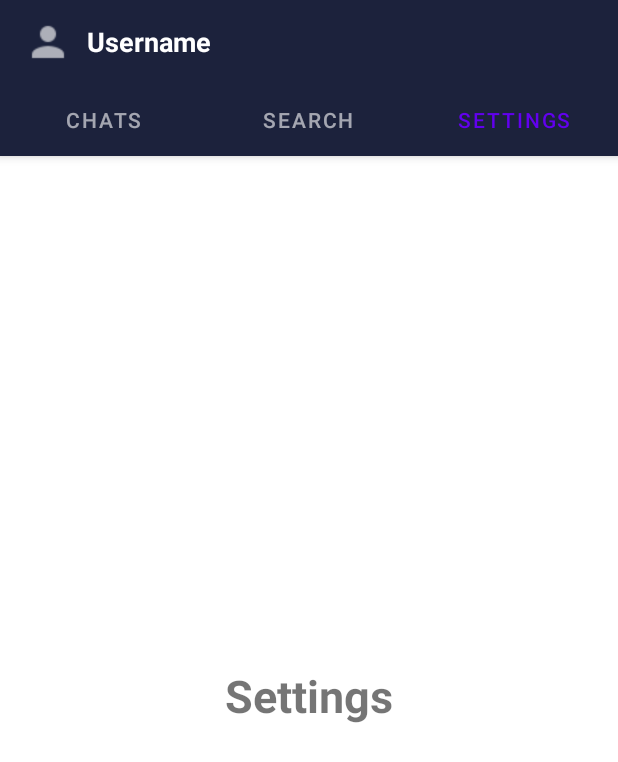
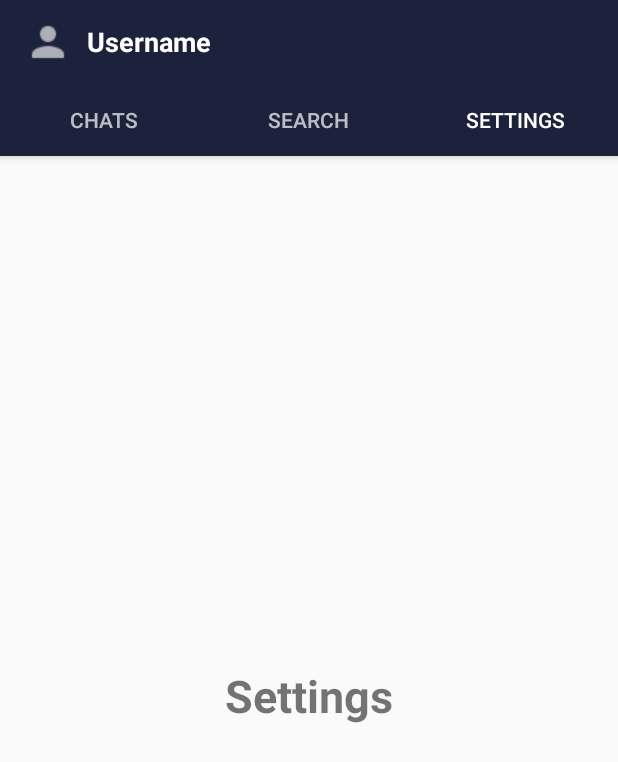
Before and after one commit to aghos4306/messenger-app, an Android app: the screen it shows after launch once a user with an empty profile is signed in (MainActivity), tab 3 chosen, on a phone screen of 412 x 824 dp. Shown: the top 762 px of the screen. Run offline under Robolectric (Android 15) with nearby library versions, the phone set to English and light mode, and no system bars; our stand-ins replace CircleImageView, Firebase (no records; nobody signed in at launch, a user with empty details on screens opened directly).

```diff
--- a/app/src/main/res/layout/activity_main.xml
+++ b/app/src/main/res/layout/activity_main.xml
@@ -17,7 +17,7 @@
             android:layout_width="match_parent"
             android:layout_height="?attr/actionBarSize"
             android:background="@color/colorPrimaryDark"
-            app:popupTheme="@style/ThemeOverlay.MaterialComponents.Dark">
+            app:popupTheme="@style/AppTheme.PopupOverlay">
 
             <de.hdodenhof.circleimageview.CircleImageView
                 android:id="@+id/profile_image"
@@ -58,4 +58,6 @@
 
     </androidx.viewpager.widget.ViewPager>
 
+    <include layout="@layout/content_main" />
+
 </LinearLayout>
--- a/app/src/main/res/layout/content_main.xml
+++ b/app/src/main/res/layout/content_main.xml
@@ -1,8 +1,10 @@
 <?xml version="1.0" encoding="utf-8"?>
-<RelativeLayout xmlns:android="http://schemas.android.com/apk/res/android"
+<RelativeLayout
+    xmlns:android="http://schemas.android.com/apk/res/android"
     xmlns:app="http://schemas.android.com/apk/res-auto"
     android:layout_width="match_parent"
     android:layout_height="match_parent"
     app:layout_behavior="@string/appbar_scrolling_view_behavior">
 
+
 </RelativeLayout>
--- a/app/src/main/res/menu/menu_main.xml
+++ b/app/src/main/res/menu/menu_main.xml
@@ -3,9 +3,9 @@
     xmlns:tools="http://schemas.android.com/tools"
     tools:context="com.aghogho.muzzmessengerapp.MainActivity">
     <item
-        android:id="@+id/action_settings"
+        android:id="@+id/action_logout"
         android:orderInCategory="100"
-        android:title="@string/action_settings"
+        android:title="@string/logout"
         app:showAsAction="never" />
 
 </menu>
--- a/app/src/main/res/values/strings.xml
+++ b/app/src/main/res/values/strings.xml
@@ -9,4 +9,5 @@
     <string name="username_register">Username</string>
     <string name="register_btn">Register</string>
     <string name="login_btn">Login</string>
+    <string name="logout">Logout</string>
 </resources>
--- a/app/src/main/res/values/themes.xml
+++ b/app/src/main/res/values/themes.xml
@@ -1,6 +1,6 @@
 <resources xmlns:tools="http://schemas.android.com/tools">
     <!-- Base application theme. -->
-    <style name="Theme.MessengerAppMuzz" parent="Theme.MaterialComponents.DayNight.NoActionBar">
+    <style name="Theme.MessengerAppMuzz" parent="Theme.AppCompat.Light.NoActionBar">
         <!-- Primary brand color. -->
         <item name="colorPrimary">@color/purple_500</item>
         <item name="colorPrimaryVariant">@color/purple_700</item>
@@ -13,4 +13,12 @@
         <item name="android:statusBarColor" tools:targetApi="l">?attr/colorPrimaryVariant</item>
         <!-- Customize your theme here. -->
     </style>
+
+    <style name="AppTheme.AppBarOverlay" parent="ThemeOverlay.AppCompat.Dark.ActionBar">
+        <item name="windowActionBar">false</item>
+        <item name="windowNoTitle">true</item>
+    </style>
+
+    <style name="AppTheme.PopupOverlay" parent="ThemeOverlay.AppCompat.Light" />
+
 </resources>
```
Also changed, not shown: app/src/main/java/com/aghogho/messengerappmuzz/LoginActivity.kt (+38 -2 lines), app/src/main/java/com/aghogho/messengerappmuzz/MainActivity.kt (+12 -6 lines), app/src/main/java/com/aghogho/messengerappmuzz/RegisterActivity.kt (+64 -2 lines), app/src/main/res/drawable/default_cover.jpeg (added), app/src/main/res/drawable/default_profile.png (added).
